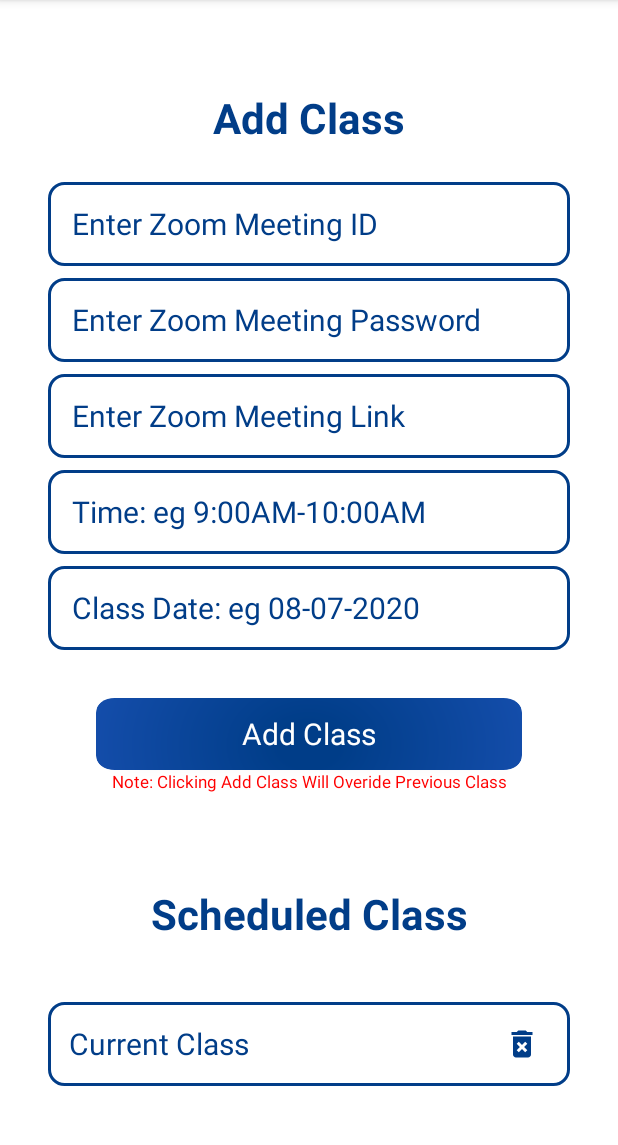
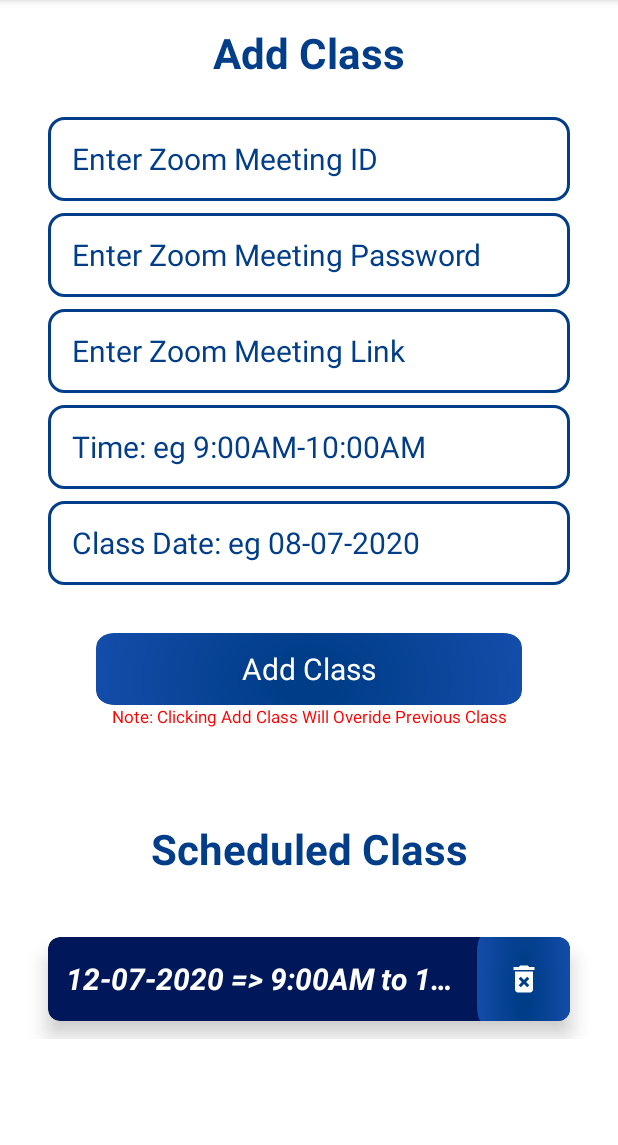
Before and after one commit to SagheerHussainZardari/VirtualClassRoom, an Android app: the fragment ScheduleClassFragment shown on its own in the app's theme, on a phone screen of 412 x 824 dp, the part 84-1229 px from its top. Run offline under Robolectric (Android 15) with nearby library versions, the phone set to English and light mode, and no system bars; our stand-ins replace Firebase (no records; nobody signed in at launch, a user with empty details on screens opened directly), navigation-ui; 3 statements that could not run were skipped.

Commit message:
Adding Class Schedule From Teacher Area

```diff
--- a/app/build.gradle
+++ b/app/build.gradle
@@ -49,6 +49,7 @@
     implementation 'androidx.navigation:navigation-ui-ktx:2.3.0'
     implementation 'com.google.firebase:firebase-auth:19.3.1'
     implementation 'com.google.firebase:firebase-database:19.3.1'
+    implementation 'androidx.cardview:cardview:1.0.0'
     testImplementation 'junit:junit:4.12'
     androidTestImplementation 'androidx.test.ext:junit:1.1.1'
     androidTestImplementation 'androidx.test.espresso:espresso-core:3.2.0'
@@ -57,4 +58,5 @@
 
    implementation 'com.github.SagheerHussainZardari:EasyAndroid:2.0.10'
 
+    implementation 'de.hdodenhof:circleimageview:3.1.0'
 }
--- a/app/src/main/AndroidManifest.xml
+++ b/app/src/main/AndroidManifest.xml
@@ -8,16 +8,20 @@
         android:icon="@mipmap/ic_launcher"
         android:label="@string/app_name"
         android:roundIcon="@mipmap/ic_launcher_round"
+
         android:supportsRtl="true"
         android:theme="@style/AppTheme">
         <activity
             android:name=".TeacherFiles.TeacherHomeActivity"
+            android:windowSoftInputMode="adjustPan"
             android:theme="@style/AppTheme.NoActionBar"></activity>
         <activity
             android:name=".StudentFiles.StudentHomeActivity"
+            android:windowSoftInputMode="adjustPan"
             android:theme="@style/AppTheme.NoActionBar" />
         <activity
             android:name=".StartScreenActivity"
+            android:windowSoftInputMode="adjustPan"
             android:theme="@style/AppTheme.NoActionBar">
             <intent-filter>
                 <action android:name="android.intent.action.MAIN" />
@@ -27,8 +31,10 @@
         </activity>
         <activity
             android:name=".TeacherFiles.TeacherLoginActivity"
+            android:windowSoftInputMode="adjustPan"
             android:theme="@style/AppTheme.NoActionBar" />
         <activity
+            android:windowSoftInputMode="adjustPan"
             android:name=".StudentFiles.StudentLoginActivity"
             android:theme="@style/AppTheme.NoActionBar" />
 
--- a/app/src/main/java/com/sagheerhussainzardari/virtualclassroom/TeacherFiles/TeacherFragments/ScheduleClassFragment.kt
+++ b/app/src/main/java/com/sagheerhussainzardari/virtualclassroom/TeacherFiles/TeacherFragments/ScheduleClassFragment.kt
@@ -10,7 +10,6 @@
 import com.google.firebase.database.DatabaseError
 import com.google.firebase.database.DatabaseReference
 import com.google.firebase.database.ValueEventListener
-import com.sagheerhussainzardari.easyandroid.showToastShort
 import com.sagheerhussainzardari.virtualclassroom.DBRef_ScheduledClasses
 import com.sagheerhussainzardari.virtualclassroom.R
 import com.sagheerhussainzardari.virtualclassroom.TeacherFiles.TeacherHomeActivity
@@ -19,7 +18,6 @@
 class ScheduleClassFragment : Fragment() {
 
     companion object {
-
         lateinit var baseRefForStoringClassInformation: DatabaseReference
     }
 
@@ -102,14 +100,16 @@
     }
 
     private fun setUpCurrentlyAddedClass() {
+
         baseRefForStoringClassInformation
-            .child("classDate")
             .addListenerForSingleValueEvent(object : ValueEventListener {
                 override fun onCancelled(error: DatabaseError) {}
                 override fun onDataChange(snapshot: DataSnapshot) {
-                    context?.showToastShort(snapshot.value.toString())
+                    tv_previousClass.text =
+                        snapshot.child("classDate").value.toString() + " => " + snapshot.child("classTime").value.toString()
                 }
             })
+
     }
 
 }
--- a/app/src/main/res/layout/fragment_teacher_scheduleclass.xml
+++ b/app/src/main/res/layout/fragment_teacher_scheduleclass.xml
@@ -10,11 +10,11 @@
 
     <ScrollView
         android:layout_width="match_parent"
-        android:layout_height="match_parent">
+        android:layout_height="wrap_content">
 
         <LinearLayout
             android:layout_width="match_parent"
-            android:layout_height="match_parent"
+            android:layout_height="wrap_content"
             android:layout_gravity="center"
             android:orientation="vertical">
 
@@ -118,40 +118,51 @@
                 android:textStyle="bold" />
 
 
+            <androidx.cardview.widget.CardView
+                style="@style/style_edittext_scheduleClass"
+                android:layout_marginBottom="12dp"
+                app:cardBackgroundColor="@color/colorPrimaryDark"
+                app:cardCornerRadius="8dp"
+                app:cardElevation="8dp">
+
                 <LinearLayout
-                style="@style/style_edittext_scheduleClass"
                     android:layout_width="match_parent"
                     android:layout_height="56dp"
+
                     android:paddingRight="-10dp"
                     android:weightSum="10">
 
                     <TextView
+                        android:id="@+id/tv_previousClass"
                         android:layout_width="0dp"
                         android:layout_height="match_parent"
                         android:layout_weight="8"
+                        android:ellipsize="end"
                         android:gravity="center_vertical"
-                    android:paddingLeft="4dp"
-                    android:text="Current Class"
-                    android:textColor="@color/colorPrimary"
-                    android:textSize="20sp" />
+                        android:lines="1"
+                        android:paddingLeft="12dp"
+                        android:paddingRight="12dp"
+                        android:text="12-07-2020 => 9:00AM to 10:00AM"
+                        android:textColor="#fff"
+                        android:textSize="20sp"
+                        android:textStyle="bold|italic" />
 
-                <TextView
+                    <ImageButton
                         android:layout_width="0dp"
                         android:layout_height="match_parent"
-                    android:layout_weight="2"
+                        android:layout_weight="1.75"
+                        android:background="@drawable/gradientback_withroundcorners"
                         android:clickable="true"
-                    android:drawableStart="@drawable/ic_delete"
-                    android:drawableTint="@color/colorPrimary"
                         android:foreground="?android:attr/selectableItemBackground"
-                    android:gravity="center_vertical"
-                    android:paddingLeft="16dp"
-                    android:textColor="@color/colorPrimary"
-                    android:textSize="20sp" />
+                        android:padding="8dp"
+                        android:src="@drawable/ic_delete" />
 
 
                 </LinearLayout>
 
 
+            </androidx.cardview.widget.CardView>
+
         </LinearLayout>
     </ScrollView>
 
```
Lines whose indentation alone changed are shown as unchanged.
